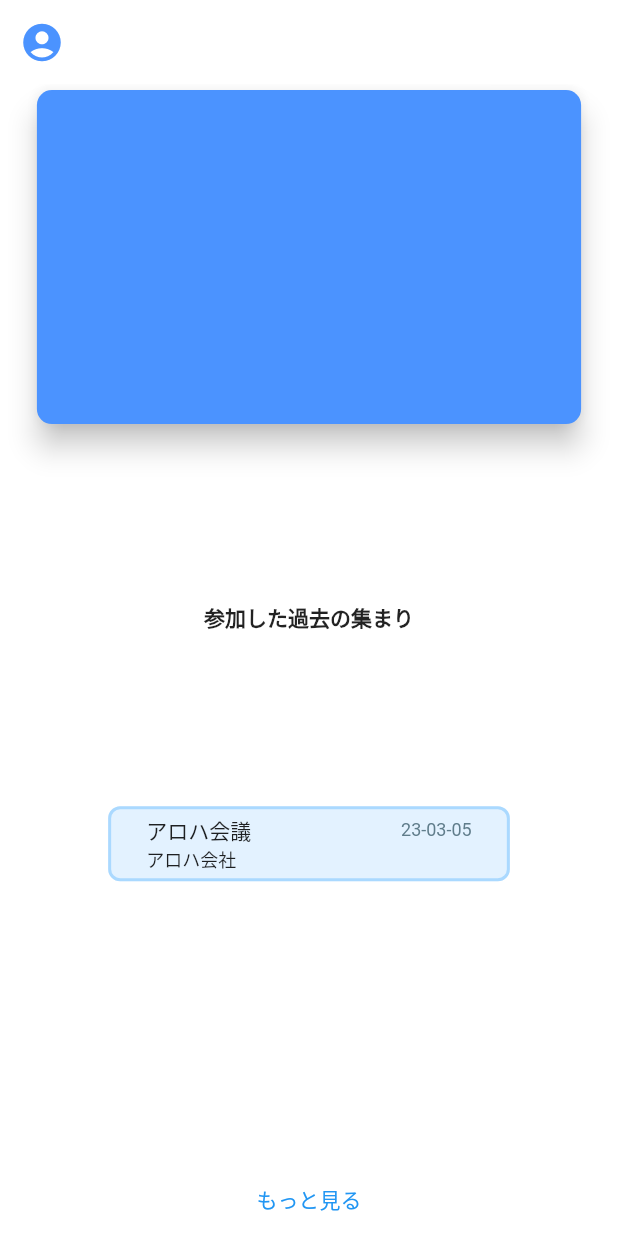
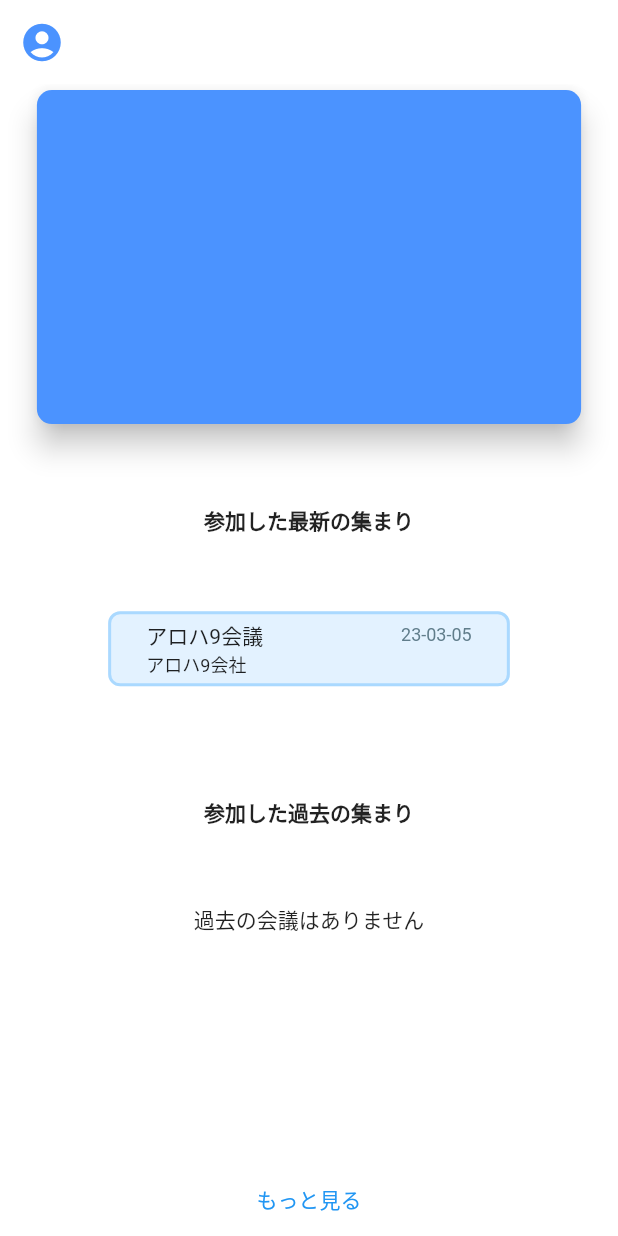
Before and after one commit to MpshamanA/hairakuApp, a Flutter app: the Home screen opened directly, after a tap on "もっと見る", on a phone screen of 412 x 824 dp. Run offline on Flutter 3.47's test engine with Material 2 defaults, Android fonts, the phone set to English and light mode, and no system bars; our stand-ins replace cloud_firestore, email_validator, firebase_auth, firebase_core, flutter_riverpod, qr_flutter; missing offline and left inert: qr_code_scanner; accounts and stored records are empty.

Commit message:
最近参加した会議を取得するように追加 新しくデータが追加されたデータが最新になるようListをリバースするように修正

```diff
--- a/lib/Page/Home/Home_page.dart
+++ b/lib/Page/Home/Home_page.dart
@@ -64,29 +64,46 @@ class _HomeState extends ConsumerState<Home> {
             customer: ref.watch(userProvider),
             deviceSize: deviceSize,
           ),
-          // Text(
-          //   '参加した最新の集まり',
-          //   style: TextStyle(fontWeight: FontWeight.bold),
-          // ),
-          // //参加してる
-          // ref.watch(userProvider).isAdmission
-          //     ?
-          //     //データをとる時に最初の会議は削除する
-          //     MeetingCard(
-          //         deviceWidth: deviceWidth,
-          //         meetingName: meetings[0]['会議名'],
-          //         startDate: meetings[0]['開催日'],
-          //         organizer: meetings[0]['開催者'],
-          //       )
+          Text(
+            '参加した最新の集まり',
+            style: TextStyle(fontWeight: FontWeight.bold),
+          ),
+          // 全件取ってきて１件だけ表示しているが果たして最適か？
+          StreamBuilder<DocumentSnapshot>(
+              stream: FirebaseFirestore.instance
+                  .collection('users')
+                  .doc(uid)
+                  .snapshots(),
+              builder: (context, snapshot) {
+                if (snapshot.hasError) {
+                  return Text('Error: ${snapshot.error}');
+                } else if (snapshot.connectionState ==
+                    ConnectionState.waiting) {
+                  //ローディング時の表示コンポーネント
+                  return Text('Loading...');
+                }
+                final data = snapshot.data!.data() as Map<String, dynamic>;
+                final meetings = data['meetingsObj'] as List<dynamic>;
+                //最後に追加された会議を最新とする
+                final revMeetings = List.from(meetings.reversed);
 
-          //     // : Text('入場ミーティングは無し')
-          //     // : Text('現在参加していません'),
-          //     : MeetingCard(
-          //         deviceWidth: deviceWidth,
-          //         meetingName: meetings[0]['会議名'],
-          //         startDate: meetings[0]['開催日'],
-          //         organizer: meetings[0]['開催者'],
-          //       ),
+                if (meetings.isEmpty) {
+                  return Text('会議はありません');
+                }
+                return SizedBox(
+                  height: deviceHeight * 0.09,
+                  child: Column(
+                    mainAxisAlignment: MainAxisAlignment.spaceBetween,
+                    children: [
+                      MeetingCard(
+                          deviceWidth: deviceWidth,
+                          meetingName: revMeetings[0]['meetingName'],
+                          startDate: revMeetings[0]['startDate'],
+                          organizer: revMeetings[0]['organizer']),
+                    ],
+                  ),
+                );
+              }),
           //入場中の会議
           Text(
             "参加した過去の集まり",
@@ -108,16 +125,25 @@ class _HomeState extends ConsumerState<Home> {
                       return Text('Error: ${snapshot.error}');
                     } else if (snapshot.connectionState ==
                         ConnectionState.waiting) {
+                      //ローディング時の表示コンポーネント
                       return Text('Loading...');
                     }
                     final data = snapshot.data!.data() as Map<String, dynamic>;
                     final meetings = data['meetingsObj'] as List<dynamic>;
+                    //最後に追加された会議を最新とする
+                    final revMeetings = List.from(meetings.reversed);
 
+                    if (meetings.length <= 1) {
+                      return Text(
+                        '過去の会議はありません',
+                        textAlign: TextAlign.center,
+                      );
+                    }
                     return ListView.builder(
                         //firestoreから取得したデータは最大５件まで表示する
-                        itemCount: meetings.length >= 5 ? 5 : meetings.length,
+                        itemCount:
+                            meetings.length >= 6 ? 5 : meetings.length - 1,
                         itemBuilder: (_, i) {
-                          //データをとる時に最初の会議は削除する
                           return SizedBox(
                             height: deviceHeight * 0.09,
                             child: Column(
@@ -125,9 +151,10 @@ class _HomeState extends ConsumerState<Home> {
                               children: [
                                 MeetingCard(
                                     deviceWidth: deviceWidth,
-                                    meetingName: meetings[i]['meetingName'],
-                                    startDate: meetings[i]['startDate'],
-                                    organizer: meetings[i]['organizer']),
+                                    meetingName: revMeetings[i + 1]
+                                        ['meetingName'],
+                                    startDate: revMeetings[i + 1]['startDate'],
+                                    organizer: revMeetings[i + 1]['organizer']),
                               ],
                             ),
                           );
@@ -144,9 +171,9 @@ class _HomeState extends ConsumerState<Home> {
                     .update({
                   'meetingsObj': FieldValue.arrayUnion([
                     {
-                      'id': "iodhjfposdjfpds",
-                      'meetingName': 'アロハ会議',
-                      'organizer': 'アロハ会社',
+                      'id': 'jfkasjhgfkjsg',
+                      'meetingName': 'アロハ9会議',
+                      'organizer': 'アロハ9会社',
                       'startDate': DateFormat('yy-MM-dd').format(DateTime.now())
                     }
                   ])
```
